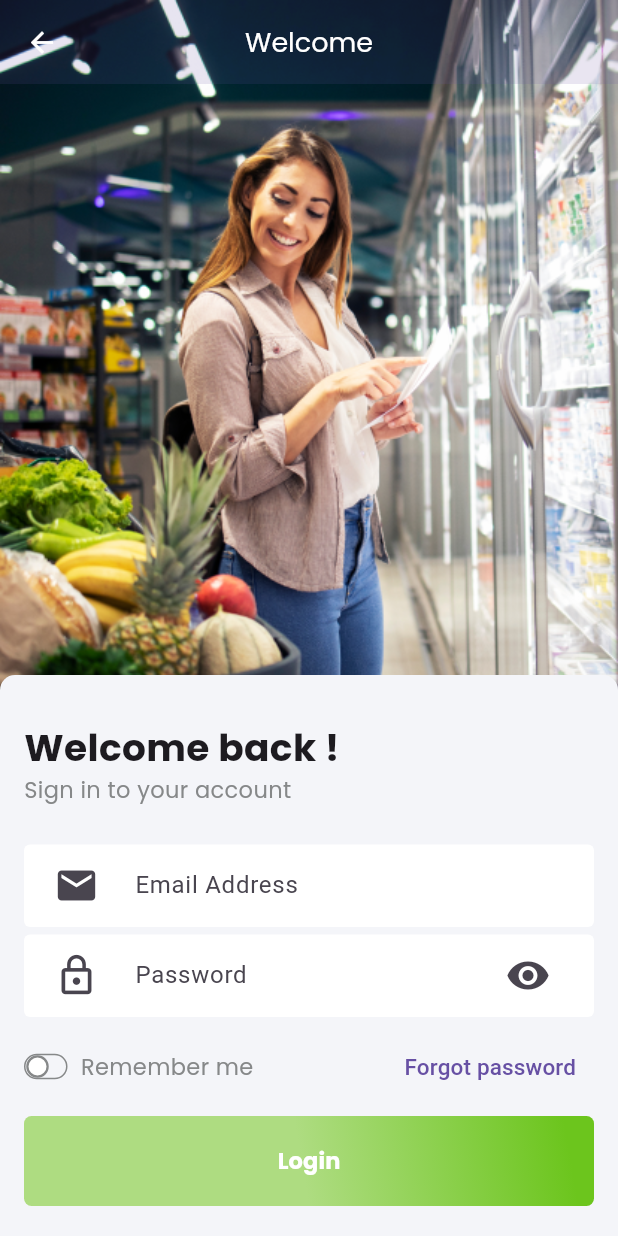
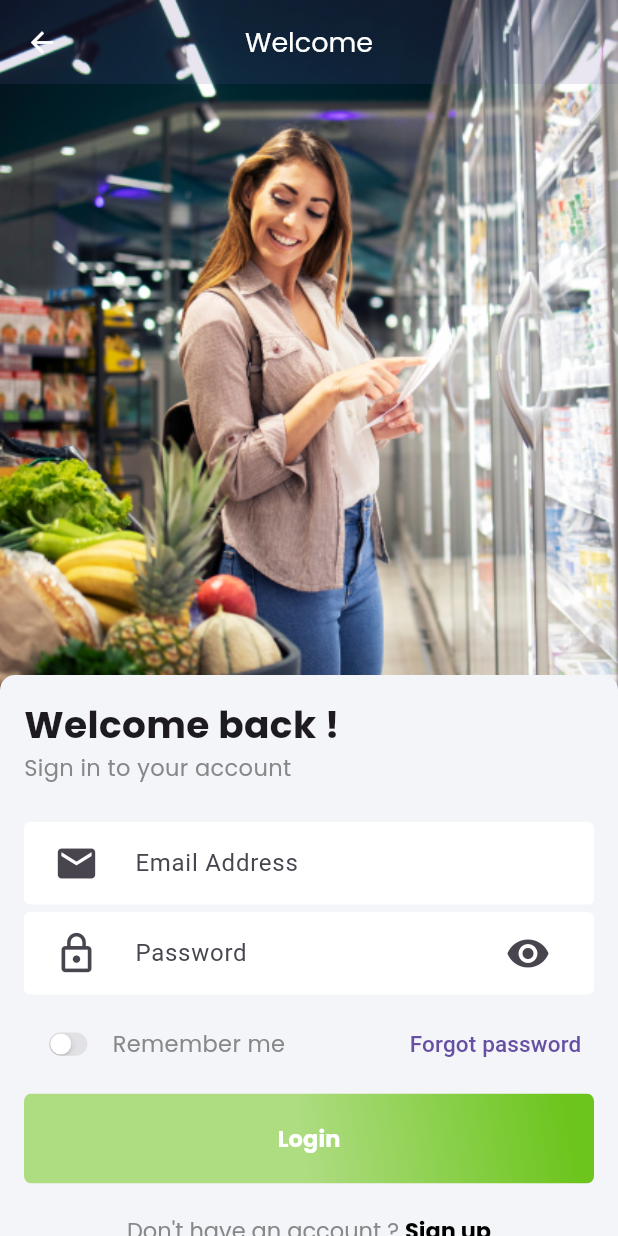
Before and after one commit to Alireza-Seif/Grocery-App, a Flutter app: the LoginScreen screen opened directly, on a phone screen of 412 x 824 dp. Run offline on Flutter 3.47's test engine with Material 3 defaults, Android fonts, the phone set to English and light mode, and no system bars; our stand-ins replace carousel_slider, flutter_svg, get, smooth_page_indicator.

Commit message:
refactor: remove my_toggle & use CupertinoSwitch

```diff
--- a/lib/screens/auth/auth_login.dart
+++ b/lib/screens/auth/auth_login.dart
@@ -30,10 +30,13 @@ class LoginScreen extends StatelessWidget {
         body: SingleChildScrollView(
           child: Stack(
             children: [
-              UpSide(imgAsset: MyImages.auth2,destinationPage: const WelcomeScreen()),
+              UpSide(
+                imgAsset: MyImages.auth2,
+                destinationPage: const WelcomeScreen(),
+              ),
               Container(
                 margin: const EdgeInsets.only(top: 450),
-                padding: const EdgeInsets.fromLTRB(16, 30, 16, 10),
+                padding: const EdgeInsets.fromLTRB(16, 15, 16, 10),
                 decoration: const BoxDecoration(
                   color: AppColors.background2,
                   borderRadius: BorderRadius.only(
@@ -63,7 +66,7 @@ class LoginScreen extends StatelessWidget {
                     const SizedBox(
                       height: 9,
                     ),
-                    const RowRemember(),
+                     RowRemember(),
                     const SizedBox(
                       height: 9,
                     ),
--- a/lib/widgets/auth_widgets/my_toggle.dart
+++ /dev/null
@@ -1,45 +0,0 @@
-import 'package:flutter/material.dart';
-import 'package:grocery/constants/themes/colors/app_colors.dart';
-
-class CustomToggle extends StatefulWidget {
-  @override
-  _CustomToggleState createState() => _CustomToggleState();
-}
-
-class _CustomToggleState extends State<CustomToggle> {
-  bool isToggled = false;
-
-  @override
-  Widget build(BuildContext context) {
-    return GestureDetector(
-      onTap: () {
-        setState(() {
-          isToggled = !isToggled;
-        });
-      },
-      child: Container(
-        width: 29,
-        height: 17,
-        decoration: BoxDecoration(
-          borderRadius: BorderRadius.circular(20),
-          color: isToggled ? Colors.green : Colors.transparent,
-          border: Border.all(color: AppColors.text2, width: 1),
-
-        ),
-        child: Align(
-          alignment: isToggled ? Alignment.centerRight : Alignment.centerLeft,
-          child: Container(
-            width: 16,
-            height: 16,
-            decoration: BoxDecoration(
-              shape: BoxShape.circle,
-              color: Colors.white,
-              border: Border.all(color: AppColors.text2, width: 1.5),
-
-            ),
-          ),
-        ),
-      ),
-    );
-  }
-}
--- a/lib/widgets/auth_widgets/row_auth_password.dart
+++ b/lib/widgets/auth_widgets/row_auth_password.dart
@@ -1,25 +1,48 @@
+import 'package:flutter/cupertino.dart';
 import 'package:flutter/material.dart';
+import 'package:grocery/constants/themes/colors/app_colors.dart';
 
 import '../../constants/themes/app_theme.dart';
-import 'my_toggle.dart';
 
-class RowRemember extends StatelessWidget {
-  const RowRemember({super.key});
+
+class RowRemember extends StatefulWidget {
+  RowRemember({super.key});
+
+  @override
+  State<RowRemember> createState() => _RowRememberState();
+}
+
+class _RowRememberState extends State<RowRemember> {
+  bool _lights = false;
 
   @override
   Widget build(BuildContext context) {
-    return Row(mainAxisAlignment: MainAxisAlignment.spaceBetween,
+    return Row(
+      mainAxisAlignment: MainAxisAlignment.spaceEvenly,
       children: [
-                            CustomToggle(),
-
+        Transform.scale(scale: 0.5,
+          child: CupertinoSwitch(activeColor: AppColors.primary,
+            value: _lights,
+            onChanged: (bool value) {
+              setState(() {
+                _lights = value;
+              });
+            },
+          ),
+        ),
         const Text(
           'Remember me',
           style: MyTextStyles.bodyText,
         ),
-                            const SizedBox(width: 71,),
+        const SizedBox(
+          width: 71,
+        ),
         TextButton(
           onPressed: () {},
-                              child: const Text('Forgot password',style: TextStyle(fontSize: 15),),
+          child: const Text(
+            'Forgot password',
+            style: TextStyle(fontSize: 15),
+          ),
         )
       ],
     );
```
Lines whose indentation alone changed are shown as unchanged.
